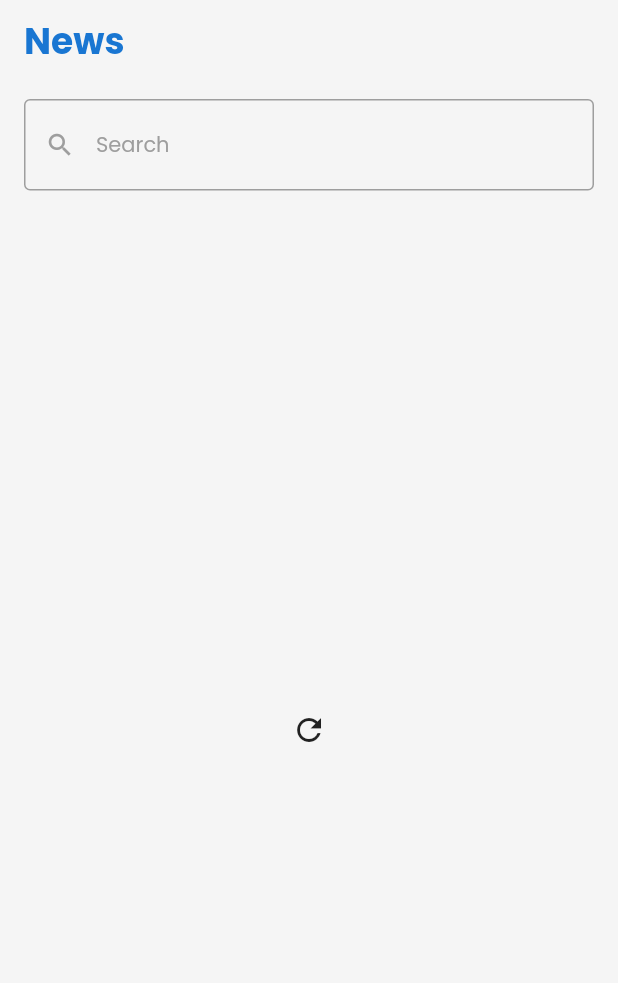
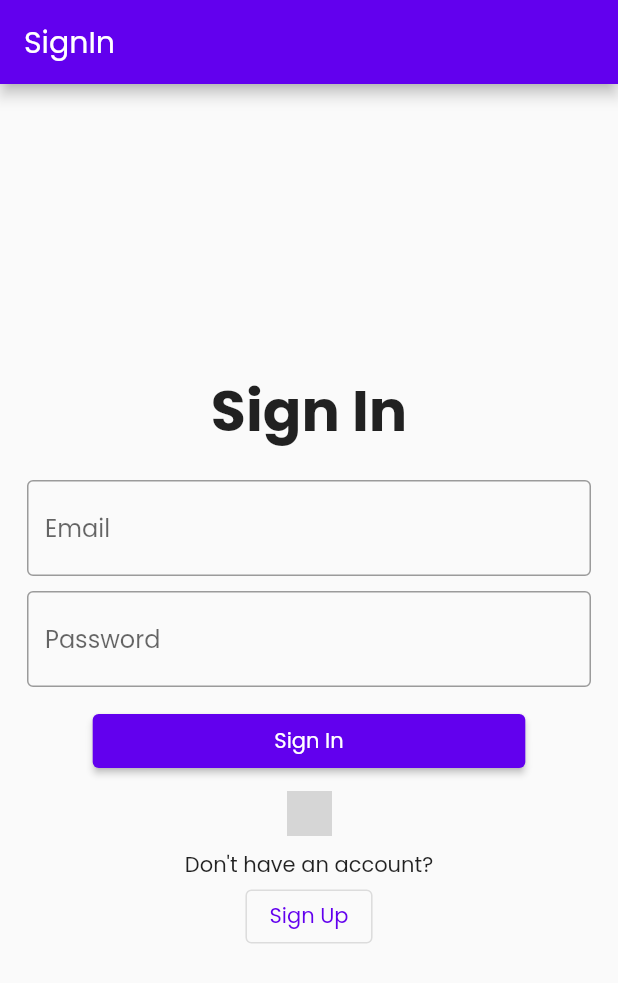
Before and after one commit to tarunchauhan97/newsblocsclean, a Flutter app: the screen it shows after launch, on a phone screen of 412 x 824 dp. Shown: the top 983 px of the screen. Run offline on Flutter 3.47's test engine with Material 2 defaults, Android fonts, the phone set to English and light mode, and no system bars; our stand-ins replace bloc, dartz, email_validator, equatable, firebase_auth, firebase_core and 3 more; accounts and stored records are empty; network calls fail; grey boxes are pictures that could not be loaded.

Commit message:
firebase login temp

```diff
--- /dev/null
+++ b/lib/features/login_screen/bloc/auth_event.dart
@@ -0,0 +1,28 @@
+part of 'auth_bloc.dart';
+
+abstract class AuthEvent extends Equatable {
+  @override
+  List<Object> get props => [];
+}
+
+// When the user signing in with email and password this event is called and the [AuthRepository] is called to sign in the user
+class SignInRequested extends AuthEvent {
+  final String email;
+  final String password;
+
+  SignInRequested(this.email, this.password);
+}
+
+// When the user signing up with email and password this event is called and the [AuthRepository] is called to sign up the user
+class SignUpRequested extends AuthEvent {
+  final String email;
+  final String password;
+
+  SignUpRequested(this.email, this.password);
+}
+
+// When the user signing in with google this event is called and the [AuthRepository] is called to sign in the user
+class GoogleSignInRequested extends AuthEvent {}
+
+// When the user signing out this event is called and the [AuthRepository] is called to sign out the user
+class SignOutRequested extends AuthEvent {}
--- /dev/null
+++ b/lib/features/login_screen/bloc/auth_state.dart
@@ -0,0 +1,31 @@
+part of 'auth_bloc.dart';
+
+@immutable
+abstract class AuthState extends Equatable {}
+
+// When the user presses the signin or signup button the state is changed to loading first and then to Authenticated.
+class Loading extends AuthState {
+  @override
+  List<Object?> get props => [];
+}
+
+// When the user is authenticated the state is changed to Authenticated.
+class Authenticated extends AuthState {
+  @override
+  List<Object?> get props => [];
+}
+
+// This is the initial state of the bloc. When the user is not authenticated the state is changed to Unauthenticated.
+class UnAuthenticated extends AuthState {
+  @override
+  List<Object?> get props => [];
+}
+
+// If any error occurs the state is changed to AuthError.
+class AuthError extends AuthState {
+  final String error;
+
+  AuthError(this.error);
+  @override
+  List<Object?> get props => [error];
+}
--- /dev/null
+++ b/lib/features/login_screen/data/repositories/auth_repository.dart
@@ -0,0 +1,63 @@
+import 'package:firebase_auth/firebase_auth.dart';
+import 'package:google_sign_in/google_sign_in.dart';
+
+class AuthRepository {
+  final _firebaseAuth = FirebaseAuth.instance;
+
+  Future<void> signUp({required String email, required String password}) async {
+    try {
+      await FirebaseAuth.instance
+          .createUserWithEmailAndPassword(email: email, password: password);
+    } on FirebaseAuthException catch (e) {
+      if (e.code == 'weak-password') {
+        throw Exception('The password provided is too weak.');
+      } else if (e.code == 'email-already-in-use') {
+        throw Exception('The account already exists for that email.');
+      }
+    } catch (e) {
+      throw Exception(e.toString());
+    }
+  }
+
+  Future<void> signIn({
+    required String email,
+    required String password,
+  }) async {
+    try {
+      await FirebaseAuth.instance
+          .signInWithEmailAndPassword(email: email, password: password);
+    } on FirebaseAuthException catch (e) {
+      if (e.code == 'user-not-found') {
+        throw Exception('No user found for that email.');
+      } else if (e.code == 'wrong-password') {
+        throw Exception('Wrong password provided for that user.');
+      }
+    }
+  }
+
+  Future<void> signInWithGoogle() async {
+    try {
+      final GoogleSignInAccount? googleUser = await GoogleSignIn().signIn();
+
+      final GoogleSignInAuthentication? googleAuth =
+          await googleUser?.authentication;
+
+      final credential = GoogleAuthProvider.credential(
+        accessToken: googleAuth?.accessToken,
+        idToken: googleAuth?.idToken,
+      );
+
+      await FirebaseAuth.instance.signInWithCredential(credential);
+    } catch (e) {
+      throw Exception(e.toString());
+    }
+  }
+
+  Future<void> signOut() async {
+    try {
+      await _firebaseAuth.signOut();
+    } catch (e) {
+      throw Exception(e);
+    }
+  }
+}
--- /dev/null
+++ b/lib/features/login_screen/presentation/sign_in.dart
@@ -0,0 +1,179 @@
+
+import 'package:email_validator/email_validator.dart';
+import 'package:flutter/material.dart';
+import 'package:flutter_bloc/flutter_bloc.dart';
+import 'package:newsblocsclean/features/login_screen/bloc/auth_bloc.dart';
+import 'package:newsblocsclean/features/login_screen/presentation/sign_up.dart';
+import 'package:newsblocsclean/features/show_news/presentation/pages/home_page.dart';
+
+class SignIn extends StatefulWidget {
+  const SignIn({Key? key}) : super(key: key);
+
+  @override
+  State<SignIn> createState() => _SignInState();
+}
+
+class _SignInState extends State<SignIn> {
+  final _formKey = GlobalKey<FormState>();
+  final _emailController = TextEditingController();
+  final _passwordController = TextEditingController();
+
+  @override
+  void dispose() {
+    _emailController.dispose();
+    _passwordController.dispose();
+    super.dispose();
+  }
+
+  @override
+  Widget build(BuildContext context) {
+    return Scaffold(
+      appBar: AppBar(
+        title: const Text("SignIn"),
+      ),
+      body: BlocListener<AuthBloc, AuthState>(
+        listener: (context, state) {
+          if (state is Authenticated) {
+            // Navigating to the dashboard screen if the user is authenticated
+            Navigator.pushReplacement(context,
+                MaterialPageRoute(builder: (context) => const HomePage()));
+          }
+          if (state is AuthError) {
+            // Showing the error message if the user has entered invalid credentials
+            ScaffoldMessenger.of(context)
+                .showSnackBar(SnackBar(content: Text(state.error)));
+          }
+        },
+        child: BlocBuilder<AuthBloc, AuthState>(
+          builder: (context, state) {
+            if (state is Loading) {
+              // Showing the loading indicator while the user is signing in
+              return const Center(
+                child: CircularProgressIndicator(),
+              );
+            }
+            if (state is UnAuthenticated) {
+              // Showing the sign in form if the user is not authenticated
+              return Center(
+                child: Padding(
+                  padding: const EdgeInsets.all(18.0),
+                  child: SingleChildScrollView(
+                    reverse: true,
+                    child: Column(
+                      mainAxisAlignment: MainAxisAlignment.center,
+                      children: [
+                        const Text(
+                          "Sign In",
+                          style: TextStyle(
+                            fontSize: 38,
+                            fontWeight: FontWeight.bold,
+                          ),
+                        ),
+                        const SizedBox(
+                          height: 18,
+                        ),
+                        Center(
+                          child: Form(
+                            key: _formKey,
+                            child: Column(
+                              children: [
+                                TextFormField(
+                                  keyboardType: TextInputType.emailAddress,
+                                  controller: _emailController,
+                                  decoration: const InputDecoration(
+                                    hintText: "Email",
+                                    border: OutlineInputBorder(),
+                                  ),
+                                  autovalidateMode:
+                                  AutovalidateMode.onUserInteraction,
+                                  validator: (value) {
+                                    return value != null &&
+                                        !EmailValidator.validate(value)
+                                        ? 'Enter a valid email'
+                                        : null;
+                                  },
+                                ),
+                                const SizedBox(
+                                  height: 10,
+                                ),
+                                TextFormField(
+                                  keyboardType: TextInputType.text,
+                                  controller: _passwordController,
+                                  decoration: const InputDecoration(
+                                    hintText: "Password",
+                                    border: OutlineInputBorder(),
+                                  ),
+                                  autovalidateMode:
+                                  AutovalidateMode.onUserInteraction,
+                                  validator: (value) {
+                                    return value != null && value.length < 6
+                                        ? "Enter min. 6 characters"
+                                        : null;
+                                  },
+                                ),
+                                const SizedBox(
+                                  height: 12,
+                                ),
+                                SizedBox(
+                                  width:
+                                  MediaQuery.of(context).size.width * 0.7,
+                                  child: ElevatedButton(
+                                    onPressed: () {
+                                      _authenticateWithEmailAndPassword(
+                                          context);
+                                    },
+                                    child: const Text('Sign In'),
+                                  ),
+                                )
+                              ],
+                            ),
+                          ),
+                        ),
+                        IconButton(
+                          onPressed: () {
+                            _authenticateWithGoogle(context);
+                          },
+                          icon: Image.network(
+                            "https://upload.wikimedia.org/wikipedia/commons/thumb/5/53/Google_%22G%22_Logo.svg/1200px-Google_%22G%22_Logo.svg.png",
+                            height: 30,
+                            width: 30,
+                          ),
+                        ),
+                        const Text("Don't have an account?"),
+                        OutlinedButton(
+                          onPressed: () {
+                            Navigator.pushReplacement(
+                              context,
+                              MaterialPageRoute(
+                                  builder: (context) => const SignUp()),
+                            );
+                          },
+                          child: const Text("Sign Up"),
+                        )
+                      ],
+                    ),
+                  ),
+                ),
+              );
+            }
+            return Container();
+          },
+        ),
+      ),
+    );
+  }
+
+  void _authenticateWithEmailAndPassword(context) {
+    if (_formKey.currentState!.validate()) {
+      BlocProvider.of<AuthBloc>(context).add(
+        SignInRequested(_emailController.text, _passwordController.text),
+      );
+    }
+  }
+
+  void _authenticateWithGoogle(context) {
+    BlocProvider.of<AuthBloc>(context).add(
+      GoogleSignInRequested(),
+    );
+  }
+}
--- /dev/null
+++ b/lib/features/news/domain/entities/get_news_response.dart
@@ -0,0 +1,77 @@
+class GetNewsResponseDto {
+  String? category;
+  List<News>? data;
+  bool? success;
+
+  GetNewsResponseDto({this.category, this.data, this.success});
+
+  GetNewsResponseDto.fromJson(Map<String, dynamic> json) {
+    category = json['category'];
+    if (json['data'] != null) {
+      data = <News>[];
+      json['data'].forEach((v) {
+        data?.add(new News.fromJson(v));
+      });
+    }
+    success = json['success'];
+  }
+
+  Map<String, dynamic> toJson() {
+    final Map<String, dynamic> data = new Map<String, dynamic>();
+    data['category'] = this.category;
+    if (this.data != null) {
+      data['data'] = this.data!.map((v) => v.toJson()).toList();
+    }
+    data['success'] = this.success;
+    return data;
+  }
+}
+
+class News {
+  String? author;
+  String? content;
+  String? date;
+  String? id;
+  String? imageUrl;
+  String? readMoreUrl;
+  String? time;
+  String? title;
+  String? url;
+
+  News(
+      {this.author,
+        this.content,
+        this.date,
+        this.id,
+        this.imageUrl,
+        this.readMoreUrl,
+        this.time,
+        this.title,
+        this.url});
+
+  News.fromJson(Map<String, dynamic> json) {
+    author = json['author'];
+    content = json['content'];
+    date = json['date'];
+    id = json['id'];
+    imageUrl = json['imageUrl'];
+    readMoreUrl = json['readMoreUrl'];
+    time = json['time'];
+    title = json['title'];
+    url = json['url'];
+  }
+
+  Map<String, dynamic> toJson() {
+    final Map<String, dynamic> data = new Map<String, dynamic>();
+    data['author'] = this.author;
+    data['content'] = this.content;
+    data['date'] = this.date;
+    data['id'] = this.id;
+    data['imageUrl'] = this.imageUrl;
+    data['readMoreUrl'] = this.readMoreUrl;
+    data['time'] = this.time;
+    data['title'] = this.title;
+    data['url'] = this.url;
+    return data;
+  }
+}
--- a/lib/main.dart
+++ b/lib/main.dart
@@ -1,12 +1,18 @@
+import 'package:firebase_auth/firebase_auth.dart';
+import 'package:firebase_core/firebase_core.dart';
 import 'package:flutter/material.dart';
 import 'package:flutter_bloc/flutter_bloc.dart';
 import 'package:newsblocsclean/core/constants/palette.dart';
+import 'package:newsblocsclean/features/login_screen/bloc/auth_bloc.dart';
+import 'package:newsblocsclean/features/login_screen/data/repositories/auth_repository.dart';
+import 'package:newsblocsclean/features/login_screen/presentation/sign_in.dart';
 import 'package:newsblocsclean/features/show_news/presentation/news_cubit/news_cubit.dart';
 import 'package:newsblocsclean/service_locator.dart';
 import 'features/show_news/presentation/pages/home_page.dart';
 
-void main() {
+void main() async {
   WidgetsFlutterBinding.ensureInitialized();
+  await Firebase.initializeApp();
   setUpServices();
   runApp(const MyApp());
 }
@@ -18,6 +24,9 @@ class MyApp extends StatelessWidget {
   Widget build(BuildContext context) {
     return MultiBlocProvider(
         providers: [
+          BlocProvider(
+            create: (_) => AuthBloc(authRepository: sl<AuthRepository>()),
+          ),
           BlocProvider(
             create: (_) => NewsCubit(),
           ),
@@ -31,7 +40,15 @@ class MyApp extends StatelessWidget {
                 secondary: Palette.deepBlue,
               ),
               fontFamily: 'Poppins'),
-          home: const HomePage(),
+          home: StreamBuilder(
+            stream: FirebaseAuth.instance.authStateChanges(),
+            builder: (_, snapshot) {
+              if (snapshot.hasData) {
+                return const HomePage();
+              } else
+                return SignIn();
+            },
+          ),
         ));
   }
 }
--- a/lib/service_locator.dart
+++ b/lib/service_locator.dart
@@ -1,5 +1,6 @@
 import 'package:get_it/get_it.dart';
 import 'package:newsblocsclean/core/services/api_service.dart';
+import 'package:newsblocsclean/features/login_screen/data/repositories/auth_repository.dart';
 import 'package:newsblocsclean/features/show_news/data/data_sources/fetch_from_remote_datasource.dart';
 import 'package:newsblocsclean/features/show_news/data/repositories/fetch_repo_impl.dart';
 import 'package:newsblocsclean/features/show_news/domain/repositories/fetch_repo_contract.dart';
@@ -9,6 +10,7 @@ import 'package:newsblocsclean/features/show_news/domain/usecases/fetch_news.dar
 final GetIt sl = GetIt.instance;
 
 void setUpServices() {
+  sl.registerSingleton(AuthRepository());
   sl.registerSingleton<ApiService>(ApiServiceImpl());
   sl.registerSingleton<FetchFromRemoteDataResource>(FetchFromRemoteDataResourceImpl());
   sl.registerSingleton<FetchRepo>(FetchRepoImpl());
```
Also changed, not shown: lib/features/login_screen/bloc/auth_bloc.dart (added, +54 -0 lines), lib/features/login_screen/presentation/sign_up.dart (added, +178 -0 lines), lib/features/show_news/presentation/pages/home_page.dart (+18 -6 lines), pubspec.yaml (+6 -20 lines), lib/features/news/domain/usecases/get_news_usecase.dart (added), pubspec.lock, 3 other files.
